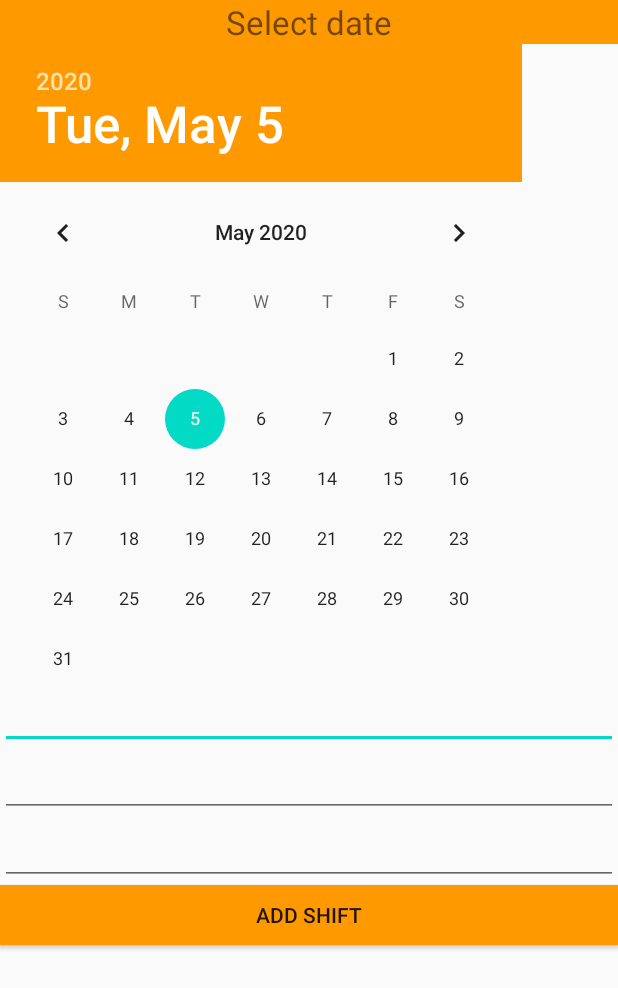
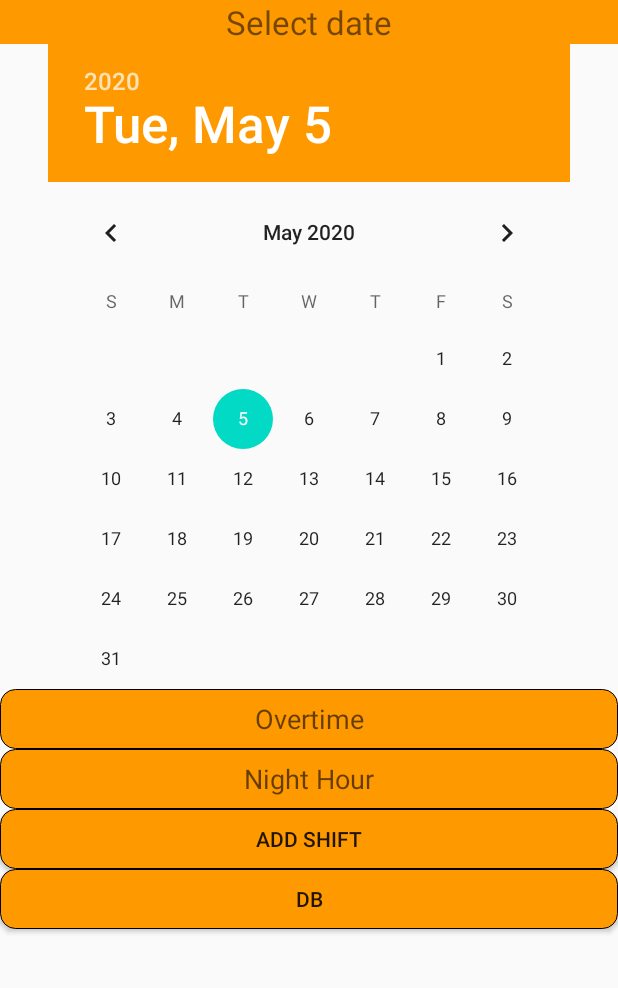
Before and after one commit to boriskim7/Time-Keeper, an Android app: the screen it shows after launch (AddShiftActivity), after a tap on "ADD DAY", on a phone screen of 412 x 824 dp. Shown: the top 988 px of the screen. Run offline under Robolectric (Android 15) with nearby library versions, the light colour scheme and no system bars.

Commit message:
shift class added

```diff
--- a/app/src/main/java/com/example/timekeeper/AddShiftActivity.java
+++ b/app/src/main/java/com/example/timekeeper/AddShiftActivity.java
@@ -2,45 +2,92 @@ package com.example.timekeeper;
 
 import androidx.appcompat.app.AppCompatActivity;
 
+import android.content.ContentValues;
+import android.database.Cursor;
 import android.database.sqlite.SQLiteDatabase;
 import android.os.Bundle;
-import android.view.Window;
+import android.util.Log;
+import android.view.View;
 import android.widget.Button;
+import android.widget.DatePicker;
 import android.widget.EditText;
-
-import java.text.ParseException;
-import java.text.SimpleDateFormat;
-import java.util.Date;
+import android.widget.TextView;
+import android.widget.Toast;
 
 public class AddShiftActivity extends AppCompatActivity {
 
     private Button addButton;
-    private EditText editTextShiftDay, editTextShiftOvertime, editTextShiftNightHour;
-    SQLiteDatabase sqldb;
+    private Button dbButton;
+    private DatePicker picker;
+    private EditText editTextShiftOvertime, editTextShiftNightHour;
+    private SQLiteDatabase sqLiteDatabase;
 
     @Override
     protected void onCreate(Bundle savedInstanceState) {
         super.onCreate(savedInstanceState);
         setContentView(R.layout.activity_add_shift);
 
-        ShiftDBSQLiteHelper dbHelper = new ShiftDBSQLiteHelper(this);
-        sqldb = dbHelper.getWritableDatabase();
-
-        editTextShiftDay = (EditText) findViewById(R.id.editTextShiftDate);
+        picker = (DatePicker) findViewById(R.id.datePicker);
         editTextShiftOvertime = (EditText) findViewById(R.id.editTextShiftOvertime);
         editTextShiftNightHour = (EditText)findViewById(R.id.editTextShiftNightHour);
         addButton = (Button) findViewById(R.id.buttonAddShift);
 
+        final ShiftDBSQLiteHelper dbHelper = new ShiftDBSQLiteHelper(this);
+        sqLiteDatabase = dbHelper.getWritableDatabase();
+
+        dbButton = (Button) findViewById(R.id.buttonDB);
+        dbButton.setOnClickListener(new View.OnClickListener() {
+            @Override
+            public void onClick(View v) {
+                Cursor cursor = sqLiteDatabase.query(ShiftDBContract.ShiftRecords.TABLE_NAME, null, null, null, null, null, null);
+
+                if (cursor.moveToFirst()) {
+                    int idIndex = cursor.getColumnIndex(ShiftDBContract.ShiftRecords._ID);
+                    int dateIndex = cursor.getColumnIndex(ShiftDBContract.ShiftRecords.COLUMN_DATE);
+                    int ovIndex = cursor.getColumnIndex(ShiftDBContract.ShiftRecords.COLUMN_OVERTIME);
+                    int nsIndex = cursor.getColumnIndex(ShiftDBContract.ShiftRecords.COLUMN_NIGHT_HOUR);
+                    do {
+                        Log.d("mLog", "ID = " + cursor.getInt(idIndex) +
+                                ", DATE = " + cursor.getString(dateIndex) +
+                                ", overtime = " + cursor.getDouble(ovIndex) +
+                                ", nightshift = " + cursor.getDouble(nsIndex));
+                    } while (cursor.moveToNext());
+                } else
+                    Log.d("mLog", "0 rows");
+                    cursor.close();
+            }
+        });
+
+        addButton.setOnClickListener(new View.OnClickListener() {
+            @Override
+            public void onClick(View v) {
+                addShift();
+            }
+        });
     }
 
-    private void addShift() throws ParseException {
-        if(editTextShiftDay.getText().toString().trim().length() == 0 || editTextShiftOvertime.getText().toString().trim().length() == 0 ||
-        editTextShiftNightHour.getText().toString().trim().length() == 0 ) {
+    private void addShift() {
+
+        if(editTextShiftOvertime.getText().toString().trim().length() == 0 || editTextShiftNightHour.getText().toString().trim().length() == 0 ) {
+            Toast.makeText(AddShiftActivity.this, "Please fill in all fields", Toast.LENGTH_LONG).show();
             return;
         }
-        Date evShiftDate = new SimpleDateFormat("dd/MM/yyyy").parse(editTextShiftDay.getText().toString());
+        String pickerDate =  picker.getYear() + "-" + picker.getMonth() + "-" + picker.getDayOfMonth();
+        Log.d("record", pickerDate);
+
         double overtime = Double.parseDouble(editTextShiftOvertime.getText().toString());
         double nightHour = Double.parseDouble(editTextShiftNightHour.getText().toString());
+
+        ContentValues cv = new ContentValues();
+        cv.put(ShiftDBContract.ShiftRecords.COLUMN_DATE, pickerDate);
+        cv.put(ShiftDBContract.ShiftRecords.COLUMN_OVERTIME, overtime);
+        cv.put(ShiftDBContract.ShiftRecords.COLUMN_NIGHT_HOUR, nightHour);
+
+        sqLiteDatabase.insert(ShiftDBContract.ShiftRecords.TABLE_NAME, null, cv);
+
+
+
+
 
     }
 
--- a/app/src/main/java/com/example/timekeeper/MainActivity.java
+++ b/app/src/main/java/com/example/timekeeper/MainActivity.java
@@ -10,6 +10,7 @@ import android.text.format.DateUtils;
 import android.util.Log;
 import android.view.View;
 import android.widget.Button;
+import android.widget.ImageButton;
 import android.widget.TextView;
 import android.widget.Toast;
 
@@ -20,10 +21,10 @@ import java.util.HashSet;
 import java.util.Locale;
 
 public class MainActivity extends AppCompatActivity implements MyRecyclerViewAdapter.ItemClickListener {
-    private Button previousMonth;
+    private ImageButton previousMonth;
     private TextView monthName;
     private String monthNameInHeader;
-    private Button nextMonth;
+    private ImageButton nextMonth;
     private Button btnCalc;
     private Button btnAddShift;
     RecyclerView recyclerView;
@@ -35,7 +36,8 @@ public class MainActivity extends AppCompatActivity implements MyRecyclerViewAda
     // date format
     private String dateFormat;
     private static final int DAYS_COUNT = 42;
-    private Calendar currentDate = Calendar.getInstance();
+    public Calendar currentDate = Calendar.getInstance();
+
 
 
 
@@ -43,13 +45,28 @@ public class MainActivity extends AppCompatActivity implements MyRecyclerViewAda
     protected void onCreate(Bundle savedInstanceState) {
         super.onCreate(savedInstanceState);
         setContentView(R.layout.activity_main);
-        Calendar calendar = (Calendar) currentDate.clone();
 
+        previousMonth = (ImageButton) findViewById(R.id.buttonPrev);
+        nextMonth = (ImageButton) findViewById(R.id.buttonNext);
         monthName = (TextView) findViewById(R.id.monthName);
-        monthNameInHeader = calendar.getDisplayName(Calendar.MONTH,Calendar.LONG, Locale.getDefault());
-        monthName.setText(monthNameInHeader);
+
         btnCalc = (Button) findViewById(R.id.buttonCalc);
         btnAddShift = (Button) findViewById(R.id.buttonAddDay);
+
+        previousMonth.setOnClickListener(new View.OnClickListener() {
+            @Override
+            public void onClick(View v) {
+                currentDate.add(Calendar.MONTH, -1);
+                updateCalendar();
+            }
+        });
+        nextMonth.setOnClickListener(new View.OnClickListener() {
+            @Override
+            public void onClick(View v) {
+                currentDate.add(Calendar.MONTH,1);
+                updateCalendar();
+            }
+        });
 
         btnCalc.setOnClickListener(new View.OnClickListener() {
             @Override
@@ -65,16 +82,22 @@ public class MainActivity extends AppCompatActivity implements MyRecyclerViewAda
                 AddDay();
             }
         });
+        updateCalendar();
 
 
-
+    }
+    public void updateCalendar() {
+        monthNameInHeader = currentDate.getDisplayName(Calendar.MONTH,Calendar.LONG, Locale.getDefault());
+        monthName.setText(monthNameInHeader);
         int numberOfColumns = 7;
         ArrayList<Date> cells = new ArrayList<>();
-        ArrayList<Shift> days = new ArrayList<Shift>();
+        ArrayList<Shift> days = new ArrayList<>();
+        Calendar calendar = (Calendar)currentDate.clone();
+
 
         // determine the cell for current month's beginning
         calendar.set(Calendar.DAY_OF_MONTH, 1);
-        int monthBeginningCell = calendar.get(Calendar.DAY_OF_WEEK) - 1;
+        int monthBeginningCell = calendar.get(Calendar.DAY_OF_WEEK) - 2;
 
         // move calendar backwards to the beginning of the week
         calendar.add(Calendar.DAY_OF_MONTH, -monthBeginningCell);
@@ -82,19 +105,19 @@ public class MainActivity extends AppCompatActivity implements MyRecyclerViewAda
         // fill cells
         while (cells.size() < DAYS_COUNT) {
             cells.add(calendar.getTime());
+
             calendar.add(Calendar.DAY_OF_MONTH, 1);
-            days.add(new Shift(cells.get(cells.size()-1), 1, 2, 6.5));
+            if(cells.size()%2 == 0)
+                days.add(new Shift(cells.get(cells.size()-1), 1, 1, 0));
+            else days.add(new Shift(cells.get(cells.size()-1), 1, 2, 6.5));
         }
 
         // set up the RecyclerView
-        RecyclerView recyclerView = findViewById(R.id.calendarView);
+        recyclerView = findViewById(R.id.calendarView);
         recyclerView.setLayoutManager(new GridLayoutManager(this, numberOfColumns, GridLayoutManager.VERTICAL, false));
         adapter = new MyRecyclerViewAdapter(this, days);
         recyclerView.setAdapter(adapter);
-
-
     }
-
 
     public void openCalc() {
         Intent intent = new Intent(this, calcActivity.class);
@@ -108,6 +131,6 @@ public class MainActivity extends AppCompatActivity implements MyRecyclerViewAda
 
     @Override
     public void onItemClick(View view, int position) {
-        Log.i("TAG", "You clicked number " + adapter.getItem(position) + ", which is at cell position " + position);
+        Log.i("TAG", "You clicked " + adapter.getItem(position) + ", which is at cell position " + position);
     }
 }
--- a/app/src/main/java/com/example/timekeeper/MyRecyclerViewAdapter.java
+++ b/app/src/main/java/com/example/timekeeper/MyRecyclerViewAdapter.java
@@ -1,6 +1,7 @@
 package com.example.timekeeper;
 
 import android.content.Context;
+import android.graphics.Color;
 import android.graphics.drawable.Drawable;
 import android.view.LayoutInflater;
 import android.view.View;
@@ -45,7 +46,10 @@ public class MyRecyclerViewAdapter extends RecyclerView.Adapter<MyRecyclerViewAd
     public void onBindViewHolder(@NonNull ViewHolder holder, int position) {
         SimpleDateFormat sdf = new SimpleDateFormat("dd");
 
+
         holder.dateTextView.setText(sdf.format(mShifts.get(position).getDate()));
+        if(sdf.format(mShifts.get(position).getDate()).equals(10) || sdf.format(mShifts.get(position).getDate()).equals(20))
+            holder.dateTextView.setBackgroundColor(888888);
         if(mShifts.get(position).nightHours > 0 ) {
             holder.sunMoonImageView.setImageResource(R.drawable.moon_calendar);
         }
--- a/app/src/main/java/com/example/timekeeper/ShiftDBSQLiteHelper.java
+++ b/app/src/main/java/com/example/timekeeper/ShiftDBSQLiteHelper.java
@@ -7,7 +7,10 @@ import android.database.sqlite.SQLiteOpenHelper;
 public class ShiftDBSQLiteHelper extends SQLiteOpenHelper {
 
     private static final int DATABASE_VERSION = 1;
-    public static final String DATABASE_NAME = "shift_database";
+    public static final String DATABASE_NAME = "shifts_database";
+
+
+
 
     public ShiftDBSQLiteHelper(Context context) {
         super(context, DATABASE_NAME, null, DATABASE_VERSION);
--- a/app/src/main/res/layout/activity_add_shift.xml
+++ b/app/src/main/res/layout/activity_add_shift.xml
@@ -4,6 +4,7 @@
 <LinearLayout android:layout_width="match_parent"
     android:layout_height="match_parent"
     android:orientation="vertical"
+    android:layout_gravity="center_horizontal"
 
     xmlns:android="http://schemas.android.com/apk/res/android">
 
@@ -18,38 +19,46 @@
 
     <DatePicker
         android:id="@+id/datePicker"
-        android:layout_width="match_parent"
+        android:layout_width="wrap_content"
         android:layout_height="wrap_content"
-        android:layout_gravity="center_horizontal|center_vertical"
+        android:layout_gravity="center_horizontal"
         android:backgroundTint="#FFFFFF"
         android:calendarTextColor="#FF9900"
         android:datePickerMode="calendar"
-        android:headerBackground="#FF9900" />
-
-    <EditText
-        android:id="@+id/editTextShiftDate"
-        android:layout_width="match_parent"
-        android:layout_height="40dp"
-        android:inputType="date" />
+        android:foregroundGravity="center"
+        android:headerBackground="#FF9900"
+        android:textAlignment="center"
+        android:windowSoftInputMode="stateVisible|adjustResize" />
 
     <EditText
         android:id="@+id/editTextShiftOvertime"
         android:layout_width="match_parent"
-        android:layout_height="wrap_content"
-        android:ems="10" />
+        android:layout_height="40dp"
+        android:ems="10"
+        android:textAlignment="center"
+        android:hint="Overtime"
+        android:background="@drawable/calc_button"/>
     <EditText
         android:id="@+id/editTextShiftNightHour"
         android:layout_width="match_parent"
-        android:layout_height="wrap_content"
-        android:ems="10" />
+        android:layout_height="40dp"
+        android:ems="10"
+        android:hint="Night Hour"
+        android:textAlignment="center"
+        android:background="@drawable/calc_button"/>
 
     <Button
         android:id="@+id/buttonAddShift"
         android:layout_width="match_parent"
         android:layout_height="40dp"
-        android:background="#FF9900"
+        android:background="@drawable/calc_button"
         android:text="@string/btn_add_shift" />
-
+    <Button
+        android:id="@+id/buttonDB"
+        android:layout_width="match_parent"
+        android:layout_height="40dp"
+        android:background="@drawable/calc_button"
+        android:text="db" />
 
 
 </LinearLayout>
```
Also changed, not shown: app/src/main/java/com/example/timekeeper/ShiftDBContract.java (+6 -6 lines), app/src/main/res/layout/activity_calc.xml (+10 -10 lines), app/src/main/res/layout/activity_main.xml (+33 -2 lines).
